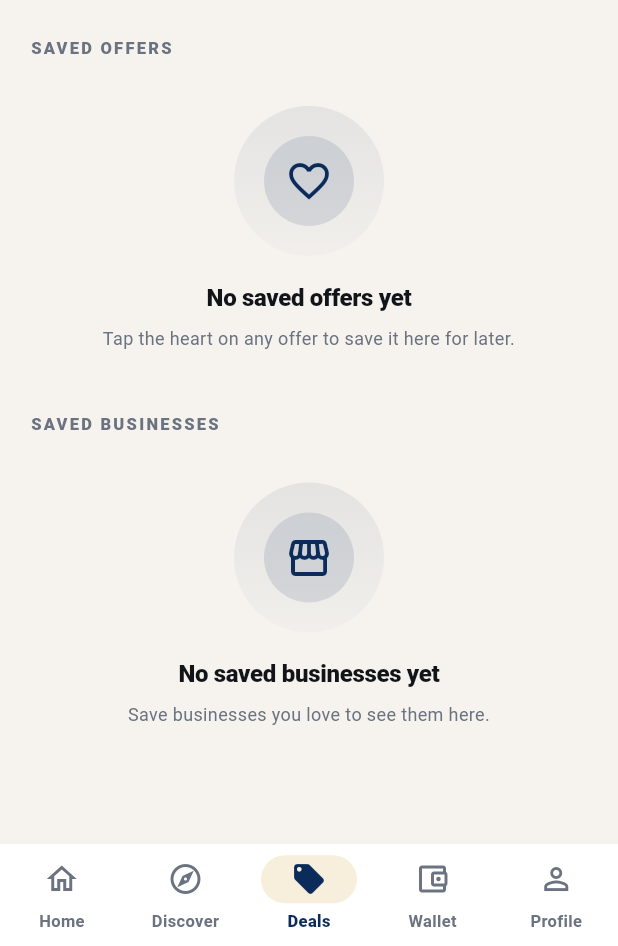
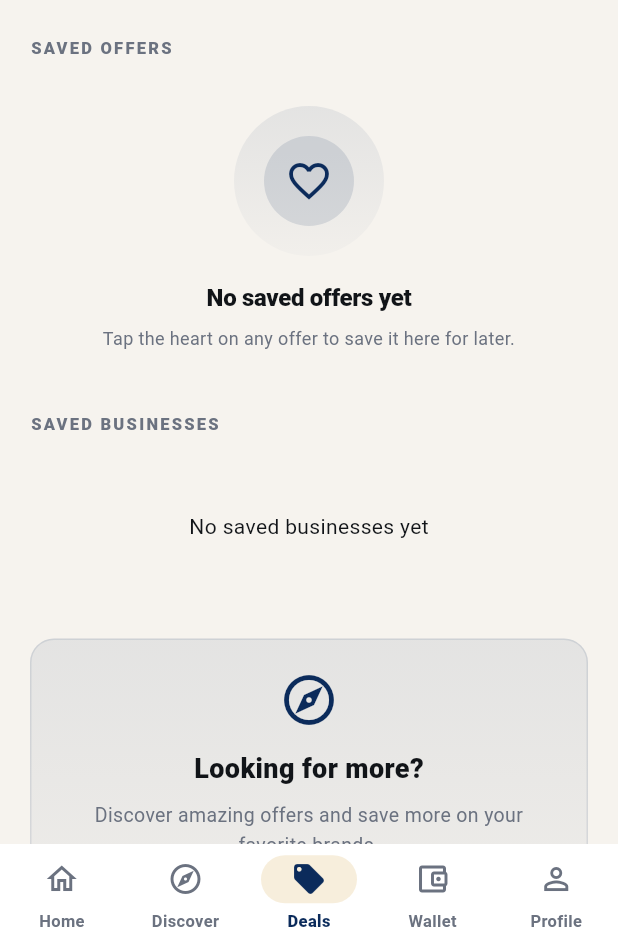
Before and after one commit to solvexetech-cloud/migo-releases, a Flutter app: the screen it shows once a user with an empty profile is signed in, item 3 of the bottom bar chosen, on a phone screen of 412 x 824 dp, the part 290-1236 px from its top. Run offline on Flutter 3.47's test engine with Material 3 defaults, Android fonts, the phone set to English and light mode, and no system bars; our stand-ins replace app_links, cloud_firestore, confetti, firebase_auth, firebase_core, firebase_messaging and 5 more; missing offline and left inert: mobile_scanner, play_install_referrer; accounts and stored records are empty.

Commit message:
Fix: Business details, deals page, saved businesses, explore deals navigation

```diff
--- a/mobile/lib/features/deals/deals_screen.dart
+++ b/mobile/lib/features/deals/deals_screen.dart
@@ -1,5 +1,6 @@
 import 'package:firebase_auth/firebase_auth.dart';
 import 'package:flutter/material.dart';
+import 'package:share_plus/share_plus.dart'; // ഷെയർ ചെയ്യാൻ
 import '../../core/theme/migo_colors.dart';
 import '../../core/theme/migo_gradients.dart';
 import '../../core/theme/migo_shadows.dart';
@@ -8,9 +9,9 @@ import '../../models/business_model.dart';
 import '../../models/offer_model.dart';
 import '../../services/firestore_service.dart';
 import '../../widgets/migo_empty_state.dart';
-import '../reviews/business_reviews_screen.dart';
+import '../business/business_detail_screen.dart';
+import '../main/main_shell.dart'; // Discover ടാബിലേക്ക് പോകാൻ
 import 'my_claims_screen.dart';
-import 'offer_detail_screen.dart';
 
 class DealsScreen extends StatelessWidget {
   const DealsScreen({super.key});
@@ -19,15 +20,13 @@ class DealsScreen extends StatelessWidget {
   Widget build(BuildContext context) {
     final uid = FirebaseAuth.instance.currentUser?.uid;
     if (uid == null) {
-      return const Scaffold(
-        body: Center(child: Text('Not signed in')),
-      );
+      return const Scaffold(body: Center(child: Text('Not signed in')));
     }
 
     return Scaffold(
       body: CustomScrollView(
         slivers: [
-          // Deep Blue hero header
+          // Hero Header
           SliverToBoxAdapter(
             child: Container(
               decoration: const BoxDecoration(
@@ -68,9 +67,7 @@ class DealsScreen extends StatelessWidget {
                         body: 'View all your claimed offers',
                         onTap: () {
                           Navigator.of(context).push(
-                            FadeSlideRoute(
-                              child: const MyClaimsScreen(),
-                            ),
+                            FadeSlideRoute(child: const MyClaimsScreen()),
                           );
                         },
                       ),
@@ -83,7 +80,7 @@ class DealsScreen extends StatelessWidget {
 
           const SliverToBoxAdapter(child: SizedBox(height: 24)),
 
-          // Saved Offers
+          // SAVED OFFERS
           const SliverToBoxAdapter(
             child: Padding(
               padding: EdgeInsets.symmetric(horizontal: 20),
@@ -95,7 +92,7 @@ class DealsScreen extends StatelessWidget {
 
           const SliverToBoxAdapter(child: SizedBox(height: 24)),
 
-          // Saved Businesses
+          // SAVED BUSINESSES
           const SliverToBoxAdapter(
             child: Padding(
               padding: EdgeInsets.symmetric(horizontal: 20),
@@ -105,12 +102,66 @@ class DealsScreen extends StatelessWidget {
           const SliverToBoxAdapter(child: SizedBox(height: 10)),
           SliverToBoxAdapter(child: _SavedBusinessesRow(uid: uid)),
 
+          // Explore More Deals Banner
+          const SliverToBoxAdapter(child: SizedBox(height: 24)),
+          SliverToBoxAdapter(
+            child: Padding(
+              padding: const EdgeInsets.symmetric(horizontal: 20),
+              child: Container(
+                padding: const EdgeInsets.all(20),
+                decoration: BoxDecoration(
+                  gradient: MigoGradients.softBlue,
+                  borderRadius: BorderRadius.circular(16),
+                  border: Border.all(color: MigoColors.primary.withValues(alpha: 0.1)),
+                ),
+                child: Column(
+                  children: [
+                    const Icon(Icons.explore_outlined, size: 40, color: MigoColors.primary),
+                    const SizedBox(height: 12),
+                    const Text(
+                      'Looking for more?',
+                      style: TextStyle(fontSize: 18, fontWeight: FontWeight.w800),
+                    ),
+                    const SizedBox(height: 8),
+                    const Text(
+                      'Discover amazing offers and save more on your favorite brands.',
+                      textAlign: TextAlign.center,
+                      style: TextStyle(fontSize: 13, color: MigoColors.textSecondaryLight),
+                    ),
+                    const SizedBox(height: 16),
+                    SizedBox(
+                      width: double.infinity,
+                      child: ElevatedButton(
+                        onPressed: () {
+                          // Discover ടാബിലേക്ക് പോകാൻ
+                          Navigator.of(context).pushAndRemoveUntil(
+                            MaterialPageRoute(
+                              builder: (_) => const MainShell(initialIndex: 1), // 1 = Discover
+                            ),
+                            (route) => false,
+                          );
+                        },
+                        style: ElevatedButton.styleFrom(
+                          padding: const EdgeInsets.symmetric(vertical: 14),
+                          textStyle: const TextStyle(fontSize: 14, fontWeight: FontWeight.w700),
+                        ),
+                        child: const Text('Explore Deals'),
+                      ),
+                    ),
+                  ],
+                ),
+              ),
+            ),
+          ),
+
           const SliverToBoxAdapter(child: SizedBox(height: 32)),
         ],
       ),
     );
   }
 }
+
+// ... (ബാക്കിയുള്ള ക്ലാസുകൾ താഴെ)
 
 class _SectionLabel extends StatelessWidget {
   const _SectionLabel(this.text);
@@ -155,9 +206,7 @@ class _HeroAction extends StatelessWidget {
           padding: const EdgeInsets.all(14),
           decoration: BoxDecoration(
             borderRadius: BorderRadius.circular(14),
-            border: Border.all(
-              color: Colors.white.withValues(alpha: 0.15),
-            ),
+            border: Border.all(color: Colors.white.withValues(alpha: 0.15)),
           ),
           child: Row(
             children: [
@@ -226,8 +275,7 @@ class _SavedOffersRow extends StatelessWidget {
               child: MigoEmptyState(
                 icon: Icons.favorite_border,
                 title: 'No saved offers yet',
-                body:
-                    'Tap the heart on any offer to save it here for later.',
+                body: 'Tap the heart on any offer to save it here for later.',
               ),
             ),
           );
@@ -244,8 +292,11 @@ class _SavedOffersRow extends StatelessWidget {
               child: TapScale(
                 onTap: () {
                   Navigator.of(context).push(
-                    FadeSlideRoute(
-                      child: OfferDetailScreen(offer: offers[i]),
+                    MaterialPageRoute(
+                      builder: (_) => BusinessDetailScreen(
+                        businessId: offers[i].businessId,
+                        businessName: offers[i].businessName,
+                      ),
                     ),
                   );
                 },
@@ -387,12 +438,8 @@ class _SavedBusinessesRow extends StatelessWidget {
           return const Padding(
             padding: EdgeInsets.symmetric(horizontal: 20),
             child: SizedBox(
-              height: 200,
-              child: MigoEmptyState(
-                icon: Icons.storefront_outlined,
-                title: 'No saved businesses yet',
-                body: 'Save businesses you love to see them here.',
-              ),
+              height: 100,
+              child: Center(child: Text('No saved businesses yet')),
             ),
           );
         }
@@ -412,7 +459,7 @@ class _SavedBusinessesRow extends StatelessWidget {
                 onTap: () {
                   Navigator.of(context).push(
                     FadeSlideRoute(
-                      child: BusinessReviewsScreen(
+                      child: BusinessDetailScreen(
                         businessId: b.id,
                         businessName: b.name,
                       ),
@@ -433,11 +480,7 @@ class _SavedBusinessesRow extends StatelessWidget {
                           gradient: MigoGradients.softBlue,
                           borderRadius: BorderRadius.circular(10),
                         ),
-                        child: const Icon(
-                          Icons.storefront,
-                          color: MigoColors.primary,
-                          size: 20,
-                        ),
+                        child: const Icon(Icons.storefront, color: MigoColors.primary, size: 20),
                       ),
                       const SizedBox(width: 12),
                       Expanded(
@@ -446,26 +489,27 @@ class _SavedBusinessesRow extends StatelessWidget {
                           children: [
                             Text(
                               b.name,
-                              style: const TextStyle(
-                                fontSize: 14,
-                                fontWeight: FontWeight.w800,
-                                color: MigoColors.textPrimaryLight,
-                              ),
+                              style: const TextStyle(fontSize: 14, fontWeight: FontWeight.w800),
                             ),
                             const SizedBox(height: 2),
                             Text(
                               b.category,
-                              style: const TextStyle(
-                                fontSize: 12,
-                                color: MigoColors.textSecondaryLight,
-                              ),
+                              style: const TextStyle(fontSize: 12, color: MigoColors.textSecondaryLight),
                             ),
                           ],
                         ),
                       ),
-                      const Icon(
-                        Icons.chevron_right,
-                        color: MigoColors.textSecondaryLight,
+                      IconButton(
+                        icon: const Icon(Icons.share, color: MigoColors.primary),
+                        onPressed: () {
+                          final url = 'https://migo-app-3030e.web.app/b/${b.id}';
+                          SharePlus.instance.share(
+                            ShareParams(
+                              text: 'Check out ${b.name} on MIGO!\n$url',
+                              subject: 'MIGO Business',
+                            ),
+                          );
+                        },
                       ),
                     ],
                   ),
--- a/mobile/lib/features/main/main_shell.dart
+++ b/mobile/lib/features/main/main_shell.dart
@@ -12,14 +12,10 @@ import '../profile/profile_screen.dart';
 import '../wallet/wallet_screen.dart';
 
 /// Main shell — role-aware navigation.
-///
-/// Routes users based on their role:
-/// - customer → Home/Discover/Deals/Wallet/Profile (default)
-/// - business → Business dashboard
-/// - moderator/admin/super_admin → Admin view (opens admin web panel)
-/// - agency → Agency view (placeholder — B3)
 class MainShell extends StatelessWidget {
-  const MainShell({super.key});
+  final int initialIndex;
+
+  const MainShell({super.key, this.initialIndex = 0});
 
   @override
   Widget build(BuildContext context) {
@@ -33,7 +29,6 @@ class MainShell extends StatelessWidget {
     return StreamBuilder<UserModel?>(
       stream: FirestoreService.instance.streamUser(uid),
       builder: (context, snap) {
-        // Loading
         if (snap.connectionState == ConnectionState.waiting) {
           return const Scaffold(
             body: Center(child: CircularProgressIndicator()),
@@ -60,7 +55,7 @@ class MainShell extends StatelessWidget {
           return _AgencyView(user: user);
         }
         // Default: customer
-        return const _CustomerShell();
+        return _CustomerShell(initialIndex: initialIndex);
       },
     );
   }
@@ -70,14 +65,16 @@ class MainShell extends StatelessWidget {
 // CUSTOMER SHELL (default — 5 tabs)
 // ============================================================
 class _CustomerShell extends StatefulWidget {
-  const _CustomerShell();
+  final int initialIndex;
+
+  const _CustomerShell({this.initialIndex = 0});
 
   @override
   State<_CustomerShell> createState() => _CustomerShellState();
 }
 
 class _CustomerShellState extends State<_CustomerShell> {
-  int _index = 0;
+  late int _index;
 
   static const _screens = <Widget>[
     HomeScreen(),
@@ -86,6 +83,12 @@ class _CustomerShellState extends State<_CustomerShell> {
     WalletScreen(),
     ProfileScreen(),
   ];
+
+  @override
+  void initState() {
+    super.initState();
+    _index = widget.initialIndex;
+  }
 
   @override
   Widget build(BuildContext context) {
```
Also changed, not shown: mobile/lib/features/business/business_detail_screen.dart (added, +327 -0 lines), mobile/lib/features/deals/my_claims_screen.dart (+46 -93 lines), mobile/lib/features/deals/offer_detail_screen.dart (+13 -10 lines), mobile/lib/widgets/offer_card.dart (+15 -1 lines). Lines whose indentation alone changed are shown as unchanged.
